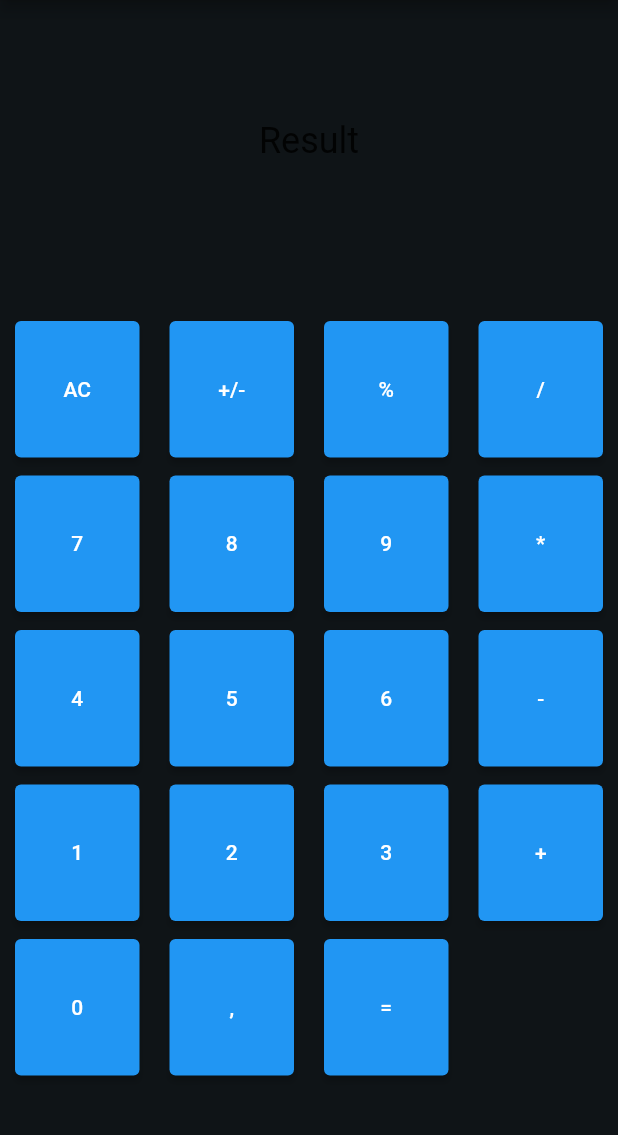
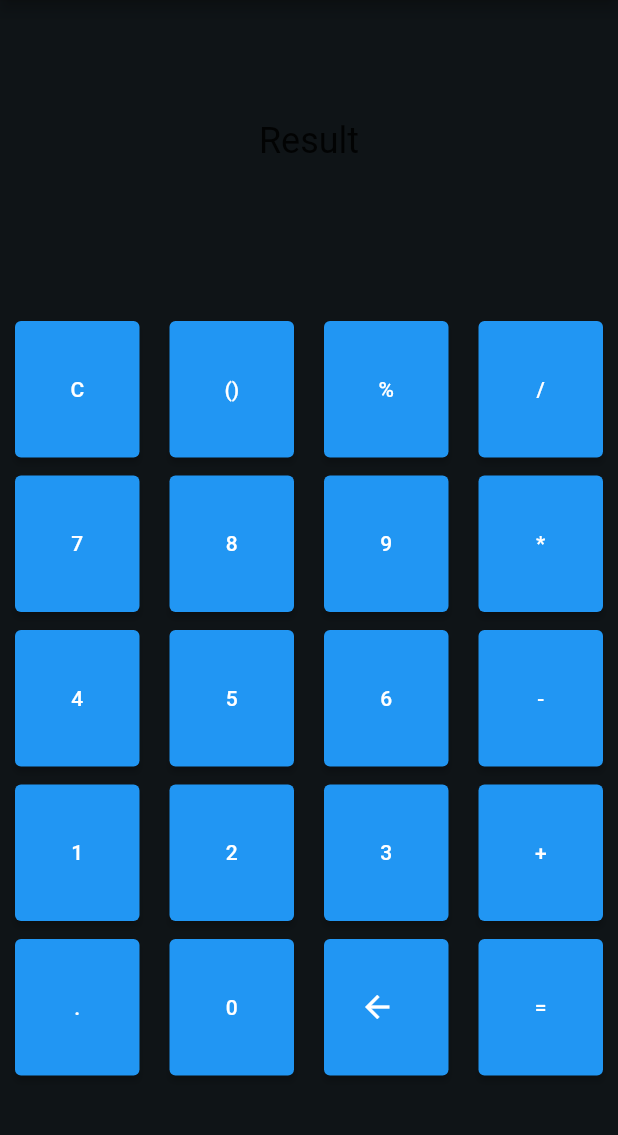
Before and after one commit to matto24/calculator, a Flutter app: the screen it shows after launch, on a phone screen of 412 x 824 dp, the part 84-1219 px from its top. Run offline on Flutter 3.47's test engine with Material 2 defaults, Android fonts, the phone set to English and light mode, and no system bars.

Commit message:
modified:   lib/calculate.dart

```diff
--- a/lib/calculate.dart
+++ b/lib/calculate.dart
@@ -44,8 +44,8 @@ class _Calculate extends State<Calculate> {
             child: GridView.count(
               crossAxisCount: 4,
               children: [
-                Buttons('AC'),
-                Buttons('+/-'),
+                Buttons('C'),
+                Buttons('()'),
                 Buttons('%'),
                 Buttons('/'),
                 Buttons(7),
@@ -60,8 +60,16 @@ class _Calculate extends State<Calculate> {
                 Buttons(2),
                 Buttons(3),
                 Buttons('+'),
+                Buttons('.'),
                 Buttons(0),
-                Buttons(','),
+                Container(
+                  margin:
+                      const EdgeInsets.symmetric(vertical: 6, horizontal: 10),
+                  child: ElevatedButton.icon(
+                      onPressed: () {},
+                      icon: const Icon(Icons.arrow_back),
+                      label: Text('')),
+                ),
                 Buttons('='),
               ],
             ),
```
